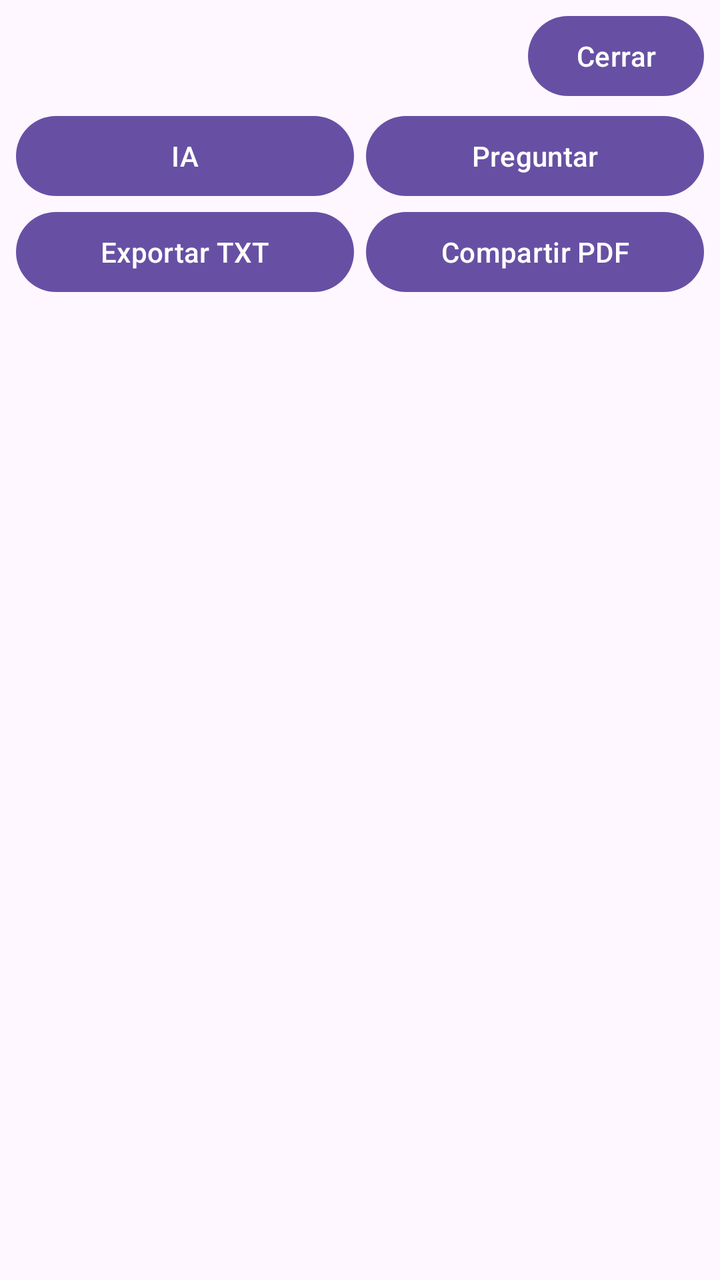
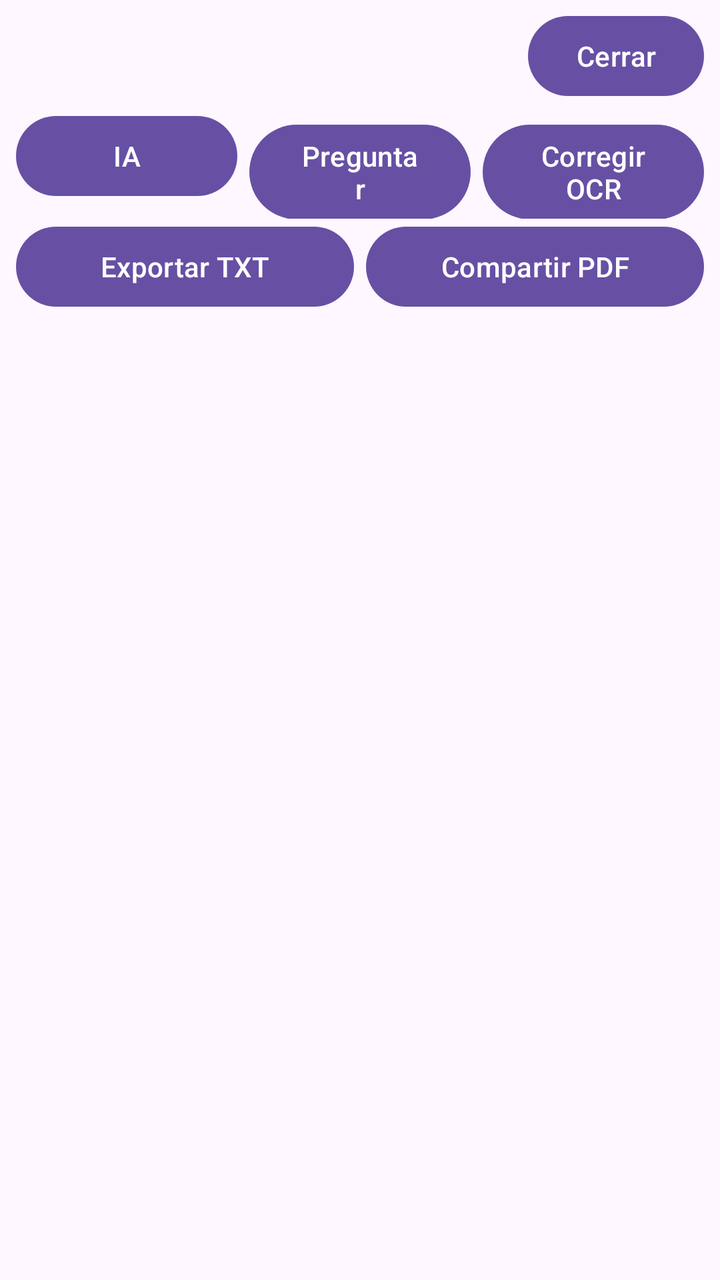

The first picture is an Android layout as it rendered before a commit; the second is the same layout after the commit. The layout source and the unified diff follow.
<!-- AndroidManifest.xml: application theme Theme.PocketScan -->
<!-- res/layout/activity_pdf_viewer.xml -->
<?xml version="1.0" encoding="utf-8"?>
<LinearLayout xmlns:android="http://schemas.android.com/apk/res/android"
    android:layout_width="match_parent"
    android:layout_height="match_parent"
    android:orientation="vertical">

    <LinearLayout
        android:layout_width="match_parent"
        android:layout_height="wrap_content"
        android:gravity="center_vertical"
        android:orientation="horizontal"
        android:paddingStart="8dp"
        android:paddingTop="4dp"
        android:paddingEnd="8dp"
        android:paddingBottom="2dp">

        <TextView
            android:id="@+id/viewerTitle"
            android:layout_width="0dp"
            android:layout_height="wrap_content"
            android:layout_weight="1"
            android:ellipsize="end"
            android:maxLines="1"
            android:textStyle="bold" />

        <Button
            android:id="@+id/viewerClose"
            android:layout_width="wrap_content"
            android:layout_height="wrap_content"
            android:minHeight="48dp"
            android:text="Cerrar" />
    </LinearLayout>

    <LinearLayout
        android:layout_width="match_parent"
        android:layout_height="wrap_content"
        android:orientation="horizontal"
        android:paddingStart="8dp"
        android:paddingEnd="8dp">
        <Button
            android:id="@+id/viewerAi"
            android:layout_width="0dp"
            android:layout_height="wrap_content"
            android:layout_weight="1"
            android:minHeight="48dp"
            android:text="IA" />
        <Button
            android:id="@+id/viewerAsk"
            android:layout_width="0dp"
            android:layout_height="wrap_content"
            android:layout_weight="1"
            android:minHeight="48dp"
            android:layout_marginStart="6dp"
            android:text="Preguntar" />
    </LinearLayout>

    <LinearLayout
        android:layout_width="match_parent"
        android:layout_height="wrap_content"
        android:orientation="horizontal"
        android:paddingStart="8dp"
        android:paddingEnd="8dp">
        <Button
            android:id="@+id/viewerExportText"
            android:layout_width="0dp"
            android:layout_height="wrap_content"
            android:layout_weight="1"
            android:minHeight="48dp"
            android:text="Exportar TXT" />
        <Button
            android:id="@+id/viewerShare"
            android:layout_width="0dp"
            android:layout_height="wrap_content"
            android:layout_weight="1"
            android:minHeight="48dp"
            android:layout_marginStart="6dp"
            android:text="Compartir PDF" />
    </LinearLayout>

    <androidx.recyclerview.widget.RecyclerView
        android:id="@+id/pdfPagesRecycler"
        android:layout_width="match_parent"
        android:layout_height="0dp"
        android:layout_weight="1"
        android:clipToPadding="false"
        android:padding="8dp" />
</LinearLayout>
<!-- resources referenced by this layout -->
<resources>
  <style name="Theme.PocketScan" parent="Theme.Material3.DayNight.NoActionBar" />
</resources>

<!-- the commit's change to res/layout/activity_pdf_viewer.xml (unified diff, before → after) -->
@@ -52,6 +52,14 @@
             android:minHeight="48dp"
             android:layout_marginStart="6dp"
             android:text="Preguntar" />
+        <Button
+            android:id="@+id/viewerCorrectOcr"
+            android:layout_width="0dp"
+            android:layout_height="wrap_content"
+            android:layout_weight="1"
+            android:minHeight="48dp"
+            android:layout_marginStart="6dp"
+            android:text="Corregir OCR" />
     </LinearLayout>
 
     <LinearLayout
